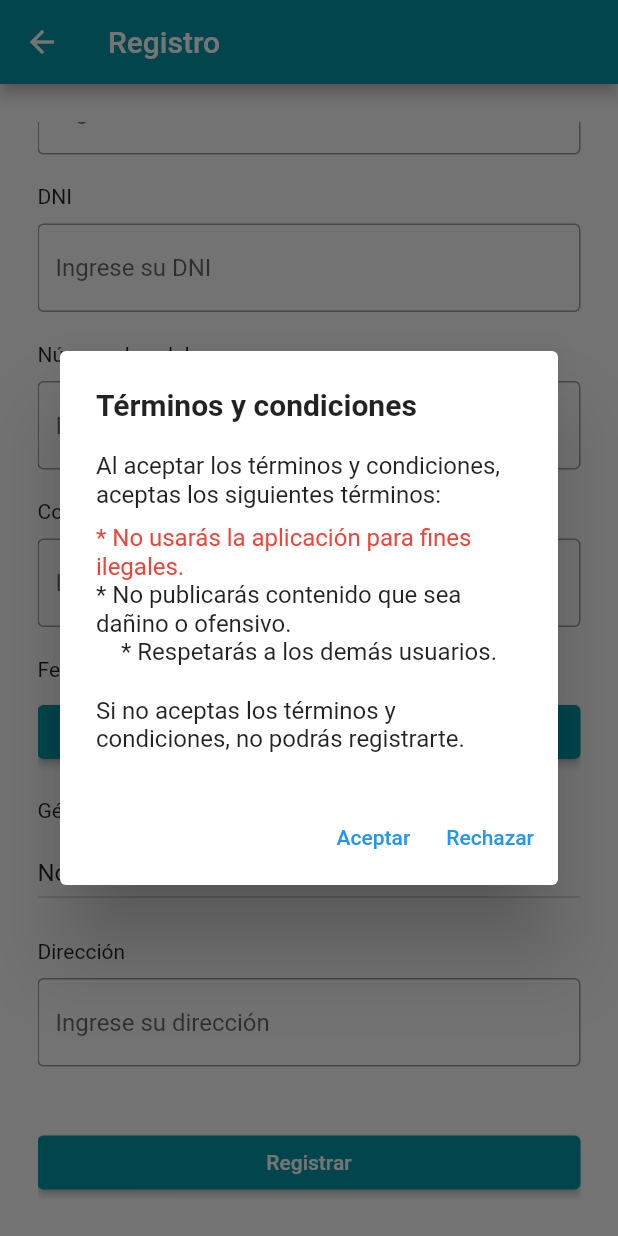
After one commit to CC238-202302-WS61-GRUPO01/kindcoins_flutterapp, a Flutter app: the RegistroScreen screen opened directly, scrolled down 273 dp, after a tap on "Registrar", on a phone screen of 412 x 824 dp. The commit adds this screen. Run offline on Flutter 3.47's test engine with Material 2 defaults, Android fonts, the phone set to English and light mode, and no system bars; our stand-ins replace carousel_slider, flutter_credit_card, google_fonts, google_maps_flutter, image_picker; network calls fail.

Commit message:
terms and service

```diff
--- a/lib/screens/home/components/explore_carrousel.dart
+++ b/lib/screens/home/components/explore_carrousel.dart
@@ -20,7 +20,7 @@ class ExploreCarrousel extends StatelessWidget {
         enlargeCenterPage: false,
         pageSnapping: true, // Desplazarse de una en una
       ),
-      items: cards.length > 2 ? cards : cards.reversed.toList(),
+      items: cards, //.length > 2 ? cards : cards.reversed.toList()
     );
   }
 }
--- a/lib/screens/home/home_screen.dart
+++ b/lib/screens/home/home_screen.dart
@@ -66,12 +66,13 @@ class _HomeScreenState extends State<HomeScreen> {
     explorigCampaigns = [];
     trendCampaigns = [];
     ApiService campaignService;
-    campaignService = ApiService(
-        'https://kindcoins-api.azurewebsites.net/api/v1/campaigns'
-    );
+    campaignService =
+        ApiService('https://kindcoins-api.azurewebsites.net/api/v1/campaigns');
     explorigCampaigns.add(campaignService.fetchCampaign(2));
     explorigCampaigns.add(campaignService.fetchCampaign(5));
     explorigCampaigns.add(campaignService.fetchCampaign(4));
+    explorigCampaigns.add(campaignService.fetchCampaign(7));
+    explorigCampaigns.add(campaignService.fetchCampaign(8));
 
     trendCampaigns.add(campaignService.fetchCampaign(3));
     trendCampaigns.add(campaignService.fetchCampaign(6));
--- a/lib/screens/register/register_screen.dart
+++ b/lib/screens/register/register_screen.dart
@@ -2,6 +2,7 @@ import 'package:flutter/material.dart';
 import 'package:kindcoins_flutterapp/models/user_model.dart';
 import 'package:kindcoins_flutterapp/models/user_request.dart';
 import 'package:kindcoins_flutterapp/screens/home/home_screen.dart';
+import 'package:kindcoins_flutterapp/screens/register/terms_condition.dart';
 import 'package:kindcoins_flutterapp/services/api_service.dart';
 
 class RegistroScreen extends StatefulWidget {
@@ -266,13 +267,17 @@ class _RegistroBState extends State<RegistroScreen> {
                     ),
                     //Espacio extra
                     ElevatedButton(
-                      onPressed: () {
-                        if (_checkControllers()) {
+                      onPressed: () async {
+                        bool? accepted = await showDialog<bool>(
+                            context: context,
+                            builder: (BuildContext context) =>
+                                const TermsAndConditionsDialog());
+                        if (_checkControllers() && accepted == true) {
                           var user = UserRequest(
                               firstName: nameController.text,
                               lastName: lastNameController.text,
                               photo:
-                              "https://cdn-icons-png.flaticon.com/512/21/21104.png",
+                                  "https://cdn-icons-png.flaticon.com/512/21/21104.png",
                               dni: dniController.text,
                               phone: phoneController.text,
                               email: emailController.text,
@@ -285,6 +290,16 @@ class _RegistroBState extends State<RegistroScreen> {
                               context,
                               MaterialPageRoute(
                                   builder: (context) => HomeScreen()));
+                        } else if (accepted == false) {
+                          ScaffoldMessenger.of(context).showSnackBar(
+                              const SnackBar(
+                                  content: Text(
+                                      "Debe aceptar los términos y condiciones")));
+                        } else {
+                          ScaffoldMessenger.of(context).showSnackBar(
+                              const SnackBar(
+                                  content:
+                                      Text("Debe completar todos los campos")));
                         }
                       },
                       child: const Text('Registrar'),
--- /dev/null
+++ b/lib/screens/register/terms_condition.dart
@@ -0,0 +1,74 @@
+import 'package:flutter/material.dart';
+
+class TermsAndConditionsDialog extends StatelessWidget {
+  const TermsAndConditionsDialog({super.key});
+
+  @override
+  Widget build(BuildContext context) {
+    return AlertDialog(
+      title: const Text(
+        'Términos y condiciones',
+        style: TextStyle(
+          fontSize: 20,
+          fontWeight: FontWeight.bold,
+        ),
+      ),
+      content: const SizedBox(
+        width: double.maxFinite,
+        child: SingleChildScrollView(
+          child: Column(
+            children: [
+              Text(
+                'Al aceptar los términos y condiciones, aceptas los siguientes términos:',
+                style: TextStyle(
+                  fontSize: 16,
+                ),
+              ),
+              SizedBox(height: 10),
+              Text(
+                '* No usarás la aplicación para fines ilegales.',
+                style: TextStyle(
+                  fontSize: 16,
+                  color: Colors.red,
+                ),
+              ),
+              Text(
+                '* No publicarás contenido que sea dañino o ofensivo.',
+                style: TextStyle(
+                  fontSize: 16,
+                ),
+              ),
+              Text(
+                '* Respetarás a los demás usuarios.',
+                style: TextStyle(
+                  fontSize: 16,
+                ),
+              ),
+              SizedBox(height: 20),
+              Text(
+                'Si no aceptas los términos y condiciones, no podrás registrarte.',
+                style: TextStyle(
+                  fontSize: 16,
+                ),
+              ),
+            ],
+          ),
+        ),
+      ),
+      actions: [
+        TextButton(
+          child: const Text('Aceptar'),
+          onPressed: () {
+            Navigator.of(context).pop(true);
+          },
+        ),
+        TextButton(
+          child: const Text('Rechazar'),
+          onPressed: () {
+            Navigator.of(context).pop(false);
+          },
+        ),
+      ],
+    );
+  }
+}
```
Lines whose indentation alone changed are shown as unchanged.
